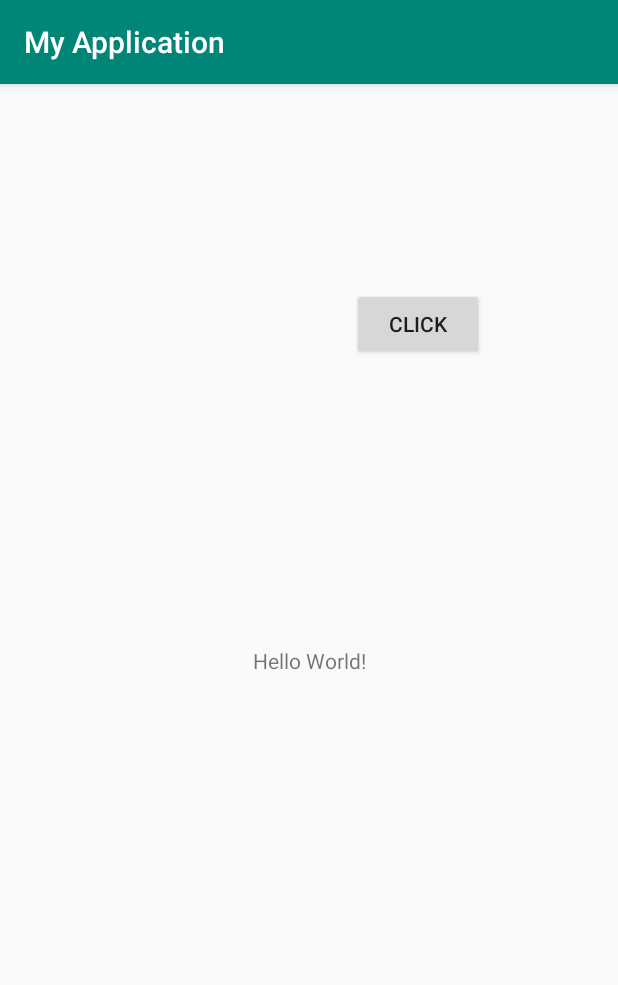
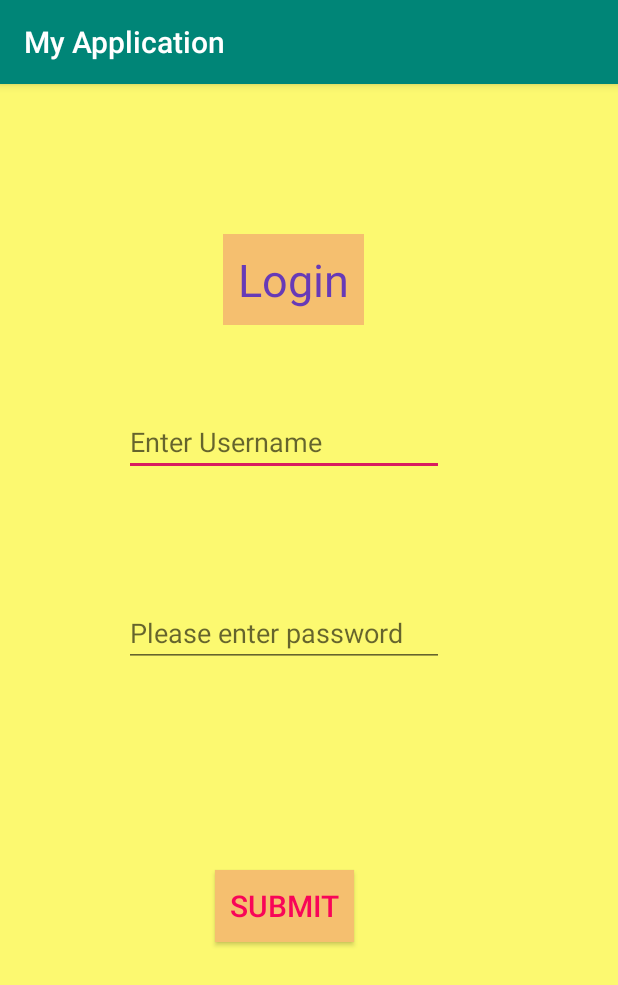
Before and after one commit to YingxinYe/MyApplication, an Android app: the screen it shows after launch (MainActivity), on a phone screen of 412 x 824 dp. Shown: the top 985 px of the screen. Run offline under Robolectric (Android 15) with nearby library versions, the phone set to English and light mode, and no system bars.

Commit message:
June 4 class

```diff
--- a/app/src/main/AndroidManifest.xml
+++ b/app/src/main/AndroidManifest.xml
@@ -9,7 +9,10 @@
         android:roundIcon="@mipmap/ic_launcher_round"
         android:supportsRtl="true"
         android:theme="@style/AppTheme">
-        <activity android:name=".MainActivity">
+        <activity android:name=".ThirdActivity"></activity>
+        <activity android:name=".SecondActivity" />
+        <activity android:name=".MainActivity"
+            android:screenOrientation="portrait">
             <intent-filter>
                 <action android:name="android.intent.action.MAIN" />
 
--- a/app/src/main/java/com/example/myapplication/MainActivity.java
+++ b/app/src/main/java/com/example/myapplication/MainActivity.java
@@ -1,31 +1,88 @@
 package com.example.myapplication;
 
+import android.content.Intent;
 import android.support.v7.app.AppCompatActivity;
 import android.os.Bundle;
+import android.util.Log;
 import android.view.View;
 import android.widget.Button;
-import android.widget.Toast;
+import android.widget.EditText;
+
 
 public class MainActivity extends AppCompatActivity {
 
     Button clickButton;
+    EditText usernameEditText;
+    EditText passwordEditText;
 
     @Override
     protected void onCreate(Bundle savedInstanceState) {
         super.onCreate(savedInstanceState);
         setContentView(R.layout.activity_main);
 
+        Log.i("mytag","MainActivity Created");
+
         clickButton =findViewById(R.id.buttonClick);
+        usernameEditText=findViewById(R.id.Username);
+        passwordEditText=findViewById(R.id.password);
+
 
         clickButton.setOnClickListener(new View.OnClickListener() {
             @Override
             public void onClick(View v) {
-                Toast.makeText(MainActivity.this, "You clicked Button", Toast.LENGTH_SHORT).show();
+
+                String username=usernameEditText.getText().toString();
+                String pw=passwordEditText.getText().toString();
+
+                Intent intent=new Intent(MainActivity.this,SecondActivity.class);
+                intent.putExtra("key",username);
+                startActivity(intent);
+
+                /*if(username.equals("Yingxin") && pw.equals("123")){
+
+                    Toast.makeText(MainActivity.this, "The username is"+username+"\nThe password is"+pw, Toast.LENGTH_SHORT).show();
+
+                }
+                else{
+                    Toast.makeText(MainActivity.this, "Username or Password wrong!", Toast.LENGTH_SHORT).show();
+                }*/
             }
         });
     }
 
 
+    @Override
+    protected void onStart() {
+        super.onStart();
+        Log.e("mytag","MainActivity Started");
+    }
+
+    @Override
+    protected void onResume() {
+        super.onResume();
+        Log.w("mytag","MainActivity Resumed");
+    }
+
+    @Override
+    protected void onPause() {
+        super.onPause();
+
+        Log.i("mytag","MainActivity Paused");
+    }
+
+    @Override
+    protected void onStop() {
+        super.onStop();
+        Log.i("mytag","MainActivity Stopped");
+    }
+
+    @Override
+    protected void onDestroy() {
+        super.onDestroy();
+
+        Log.i("mytag","MainActivity Destroyed");
+    }
+
 
 
 }
--- a/app/src/main/res/layout/activity_main.xml
+++ b/app/src/main/res/layout/activity_main.xml
@@ -4,29 +4,75 @@
     xmlns:tools="http://schemas.android.com/tools"
     android:layout_width="match_parent"
     android:layout_height="match_parent"
+    android:background="@color/yellow"
     tools:context=".MainActivity">
+
+    <Button
+        android:id="@+id/buttonClick"
+        android:layout_width="wrap_content"
+        android:layout_height="wrap_content"
+        android:layout_marginTop="524dp"
+        android:layout_marginEnd="176dp"
+        android:layout_marginRight="176dp"
+        android:background="@color/lightOrange"
+        android:text="Submit"
+        android:textSize="20dp"
+        android:padding="10dp"
+        android:textColor="#F80558"
+        android:textColorHint="#3F51B5"
+        app:layout_constraintEnd_toEndOf="parent"
+        app:layout_constraintTop_toTopOf="parent" />
+
+    <EditText
+        android:id="@+id/Username"
+        android:layout_width="wrap_content"
+        android:layout_height="wrap_content"
+        android:layout_marginStart="82dp"
+        android:layout_marginLeft="82dp"
+        android:layout_marginTop="216dp"
+        android:layout_marginEnd="116dp"
+        android:layout_marginRight="116dp"
+        android:ems="10"
+        android:hint="Enter Username"
+        android:inputType="textPersonName"
+        app:layout_constraintEnd_toEndOf="parent"
+        app:layout_constraintHorizontal_bias="1.0"
+        app:layout_constraintStart_toStartOf="parent"
+        app:layout_constraintTop_toTopOf="parent" />
+
+    <EditText
+        android:id="@+id/password"
+        android:layout_width="wrap_content"
+        android:layout_height="wrap_content"
+        android:layout_marginStart="82dp"
+        android:layout_marginLeft="82dp"
+        android:layout_marginTop="82dp"
+        android:layout_marginEnd="116dp"
+        android:layout_marginRight="116dp"
+        android:ems="10"
+        android:hint="Please enter password"
+        android:inputType="textPassword"
+        app:layout_constraintEnd_toEndOf="parent"
+        app:layout_constraintStart_toStartOf="parent"
+        app:layout_constraintTop_toBottomOf="@+id/Username" />
 
     <TextView
         android:id="@+id/textView"
         android:layout_width="wrap_content"
         android:layout_height="wrap_content"
-        android:text="Hello World!"
-        app:layout_constraintBottom_toBottomOf="parent"
-        app:layout_constraintLeft_toLeftOf="parent"
-        app:layout_constraintRight_toRightOf="parent"
-        app:layout_constraintTop_toTopOf="parent" />
-
-    <Button
-        android:id="@+id/buttonClick"
-        android:layout_width="wrap_content"
-        android:layout_height="wrap_content"
-        android:layout_marginTop="136dp"
-        android:layout_marginEnd="89dp"
-        android:layout_marginRight="89dp"
-        android:text="Click"
+        android:layout_marginStart="166dp"
+        android:layout_marginLeft="166dp"
+        android:layout_marginTop="100dp"
+        android:layout_marginEnd="187dp"
+        android:layout_marginRight="187dp"
+        android:background="@color/lightOrange"
+        android:text="Login"
+        android:padding="10dp"
+        android:textColor="#673AB7"
+        android:textSize="30dp"
         app:layout_constraintEnd_toEndOf="parent"
+        app:layout_constraintStart_toStartOf="parent"
         app:layout_constraintTop_toTopOf="parent" />
 
 
-
 </android.support.constraint.ConstraintLayout>
--- a/app/src/main/res/values/colors.xml
+++ b/app/src/main/res/values/colors.xml
@@ -3,4 +3,9 @@
     <color name="colorPrimary">#008577</color>
     <color name="colorPrimaryDark">#00574B</color>
     <color name="colorAccent">#D81B60</color>
+    <color name="yellow">#FCF970</color>
+    <color name="lightOrange">#F5BF6F</color>
+    <color name="background">#ADF5CA</color>
+    <color name="tiffanyblue">#0ff</color>
+
 </resources>
```
Also changed, not shown: app/src/main/java/com/example/myapplication/SecondActivity.java (added, +46 -0 lines), app/src/main/java/com/example/myapplication/ThirdActivity.java (added, +30 -0 lines), app/src/main/res/layout/activity_second.xml (added, +50 -0 lines), app/src/main/res/layout/activity_third.xml (added, +25 -0 lines).
